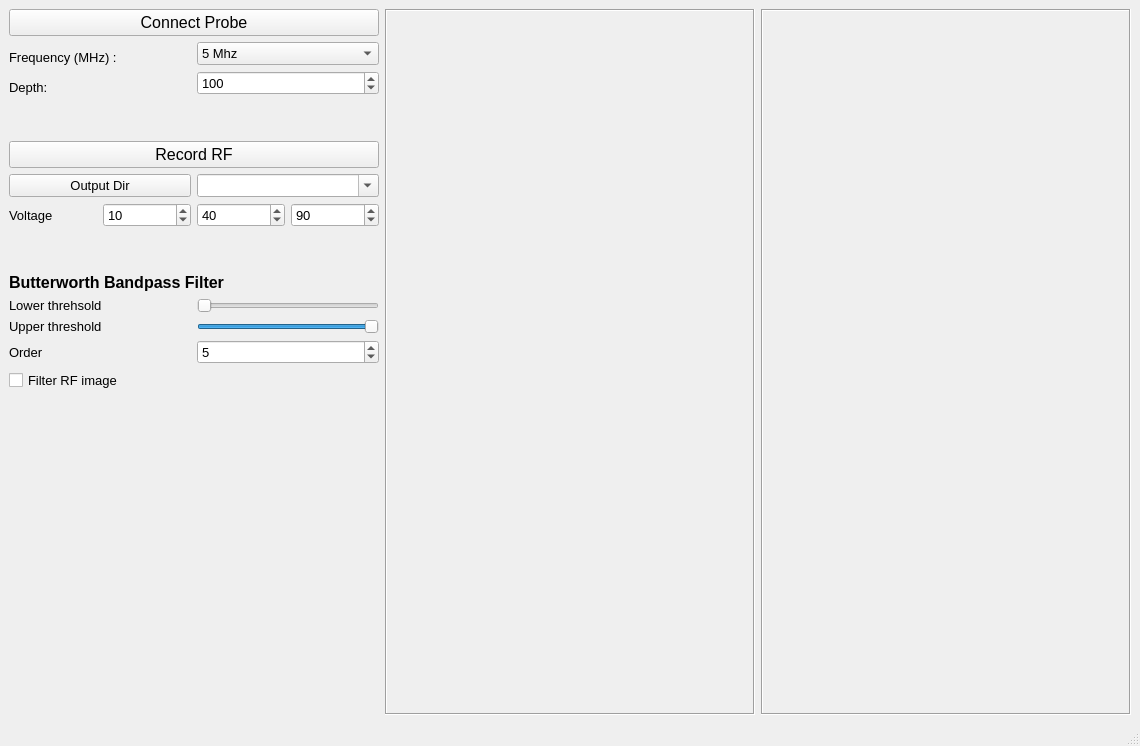
Old version of the form Spectroscopy.ui in the repository KitwareMedical/UltrasoundIntersonApps.
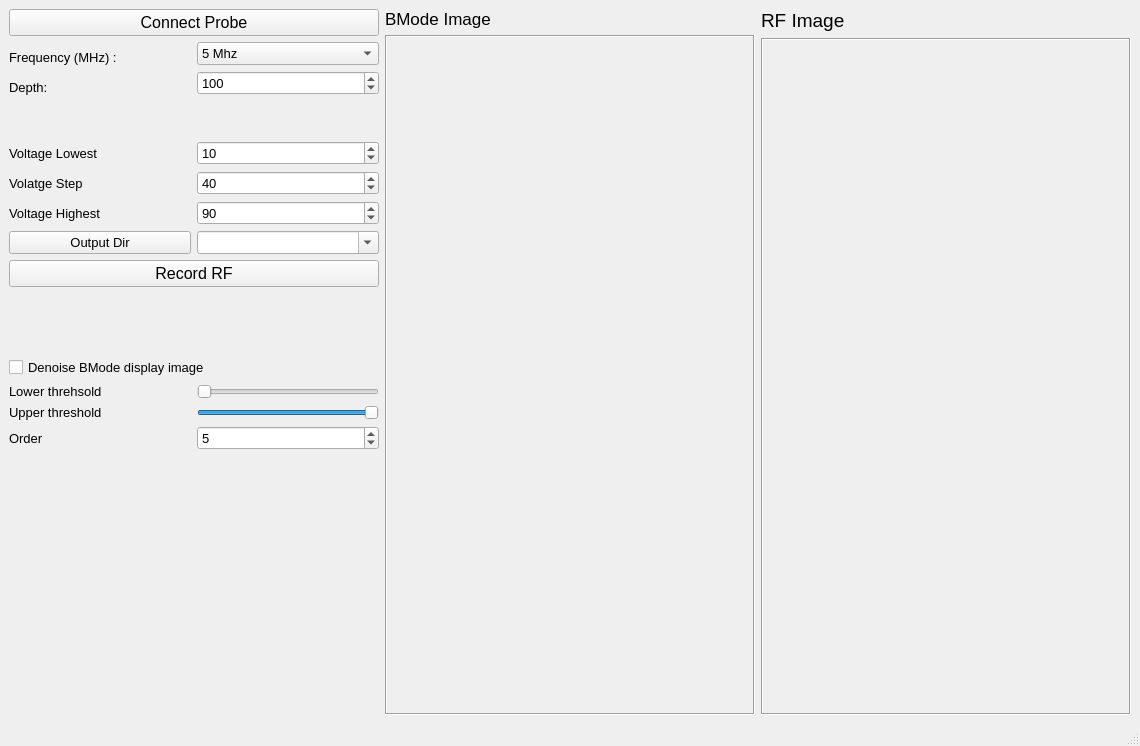
New version of the form.

Commit message: Add IOImageBase module to cmakelist

The edit to the form file:
```diff
--- a/Spectroscopy.ui
+++ b/Spectroscopy.ui
@@ -143,16 +143,59 @@
          </spacer>
         </item>
         <item>
-         <widget class="QPushButton" name="pushButton_recordRF">
-          <property name="font">
-           <font>
-            <pointsize>12</pointsize>
-           </font>
-          </property>
+         <layout class="QGridLayout" name="layout_record">
+          <item row="0" column="0">
+           <widget class="QLabel" name="label_5">
+            <property name="text">
+             <string>Voltage Lowest</string>
+            </property>
+           </widget>
+          </item>
+          <item row="0" column="1">
+           <widget class="QSpinBox" name="spinBox_voltLow">
+            <property name="maximum">
+             <number>100</number>
+            </property>
+            <property name="value">
+             <number>10</number>
+            </property>
+           </widget>
+          </item>
+          <item row="1" column="0">
+           <widget class="QLabel" name="label_6">
           <property name="text">
-           <string>Record RF</string>
-          </property>
-         </widget>
+             <string>Volatge Step</string>
+            </property>
+           </widget>
+          </item>
+          <item row="1" column="1">
+           <widget class="QSpinBox" name="spinBox_voltStep">
+            <property name="maximum">
+             <number>100</number>
+            </property>
+            <property name="value">
+             <number>40</number>
+            </property>
+           </widget>
+          </item>
+          <item row="2" column="0">
+           <widget class="QLabel" name="label_7">
+            <property name="text">
+             <string>Voltage Highest</string>
+            </property>
+           </widget>
+          </item>
+          <item row="2" column="1">
+           <widget class="QSpinBox" name="spinBox_voltHigh">
+            <property name="maximum">
+             <number>100</number>
+            </property>
+            <property name="value">
+             <number>90</number>
+            </property>
+           </widget>
+          </item>
+         </layout>
         </item>
         <item>
          <layout class="QHBoxLayout" name="horizontalLayout">
@@ -196,45 +239,16 @@
          </layout>
         </item>
         <item>
-         <layout class="QGridLayout" name="layout_record">
-          <item row="0" column="3">
-           <widget class="QSpinBox" name="spinBox_voltHigh">
-            <property name="maximum">
-             <number>100</number>
-            </property>
-            <property name="value">
-             <number>90</number>
-            </property>
-           </widget>
-          </item>
-          <item row="0" column="1">
-           <widget class="QSpinBox" name="spinBox_voltLow">
-            <property name="maximum">
-             <number>100</number>
-            </property>
-            <property name="value">
-             <number>10</number>
-            </property>
-           </widget>
-          </item>
-          <item row="0" column="2">
-           <widget class="QSpinBox" name="spinBox_voltStep">
-            <property name="maximum">
-             <number>100</number>
-            </property>
-            <property name="value">
-             <number>40</number>
-            </property>
-           </widget>
-          </item>
-          <item row="0" column="0">
-           <widget class="QLabel" name="label_5">
+         <widget class="QPushButton" name="pushButton_recordRF">
+          <property name="font">
+           <font>
+            <pointsize>12</pointsize>
+           </font>
+          </property>
             <property name="text">
-             <string>Voltage</string>
-            </property>
-           </widget>
-          </item>
-         </layout>
+           <string>Record RF</string>
+          </property>
+         </widget>
         </item>
         <item>
          <spacer name="verticalSpacer">
@@ -262,13 +276,20 @@
            </font>
           </property>
           <property name="text">
-           <string>Butterworth Bandpass Filter</string>
+           <string/>
           </property>
           <property name="textFormat">
            <enum>Qt::AutoText</enum>
           </property>
          </widget>
         </item>
+        <item>
+         <widget class="QCheckBox" name="checkBox_filterRF">
+          <property name="text">
+           <string>Denoise BMode display image</string>
+          </property>
+         </widget>
+        </item>
         <item>
          <layout class="QGridLayout" name="gridLayout_2">
           <item row="0" column="0">
@@ -354,13 +375,6 @@
           </item>
          </layout>
         </item>
-        <item>
-         <widget class="QCheckBox" name="checkBox_filterRF">
-          <property name="text">
-           <string>Filter RF image</string>
-          </property>
-         </widget>
-        </item>
         <item>
          <spacer name="verticalSpacer_2">
           <property name="orientation">
@@ -377,6 +391,26 @@
        </layout>
       </item>
       <item>
+       <layout class="QVBoxLayout" name="verticalLayout_3">
+        <item>
+         <widget class="QLabel" name="label_9">
+          <property name="sizePolicy">
+           <sizepolicy hsizetype="Preferred" vsizetype="Fixed">
+            <horstretch>0</horstretch>
+            <verstretch>0</verstretch>
+           </sizepolicy>
+          </property>
+          <property name="font">
+           <font>
+            <pointsize>13</pointsize>
+           </font>
+          </property>
+          <property name="text">
+           <string>BMode Image</string>
+          </property>
+         </widget>
+        </item>
+        <item>
        <widget class="QLabel" name="label_BModeImage">
         <property name="frameShape">
          <enum>QFrame::Box</enum>
@@ -392,6 +426,28 @@
         </property>
        </widget>
       </item>
+       </layout>
+      </item>
+      <item>
+       <layout class="QVBoxLayout" name="verticalLayout_2">
+        <item>
+         <widget class="QLabel" name="label_8">
+          <property name="sizePolicy">
+           <sizepolicy hsizetype="Preferred" vsizetype="Fixed">
+            <horstretch>0</horstretch>
+            <verstretch>0</verstretch>
+           </sizepolicy>
+          </property>
+          <property name="font">
+           <font>
+            <pointsize>14</pointsize>
+           </font>
+          </property>
+          <property name="text">
+           <string>RF Image</string>
+          </property>
+         </widget>
+        </item>
       <item>
        <widget class="QLabel" name="label_rfImage">
         <property name="frameShape">
@@ -407,6 +463,8 @@
          <enum>Qt::AutoText</enum>
         </property>
        </widget>
+        </item>
+       </layout>
       </item>
      </layout>
     </item>
```
Lines whose indentation alone changed are shown as unchanged. The commit also changes 1 other file.
